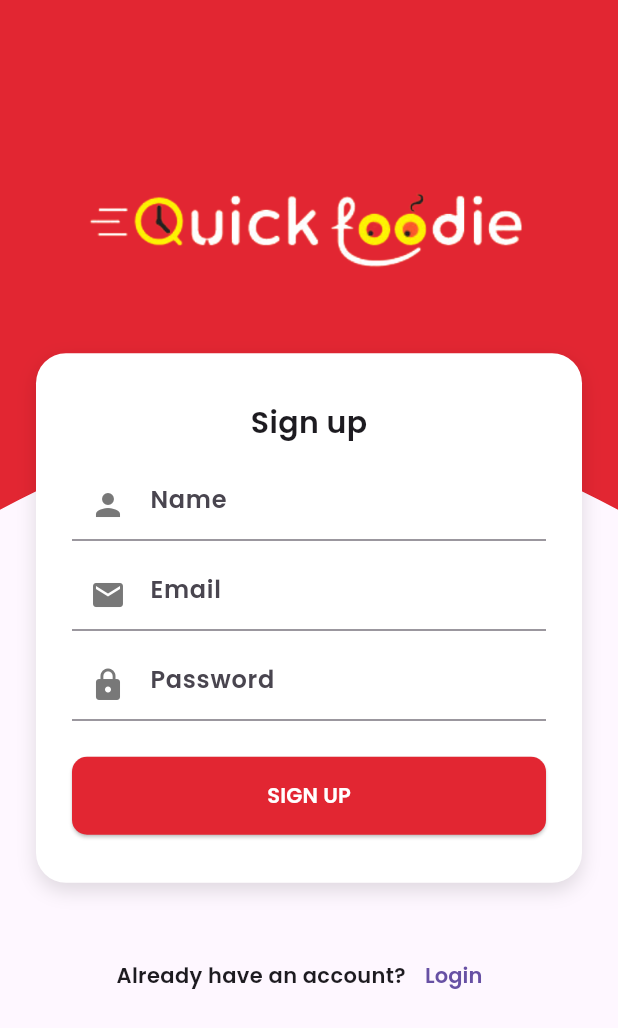
After one commit to mohamedabdelaziz55/restaurant-task, a Flutter app: the SignUp screen opened by its route, on a phone screen of 412 x 824 dp. The commit adds this screen. Shown: the top 1028 px of the screen. Run offline on Flutter 3.47's test engine with Material 3 defaults, Android fonts, the phone set to English and light mode, and no system bars; our stand-ins replace firebase_core, go_router; accounts and stored records are empty.

Commit message:
finish signUp

```diff
--- a/lib/core/routes/app_route.dart
+++ b/lib/core/routes/app_route.dart
@@ -1,11 +1,15 @@
 import 'package:go_router/go_router.dart';
+import 'package:res_task/features/auth/presentation/pages/login.dart';
 
 import '../../features/OnBoard/presentation/page/on_boarding_screen.dart';
+import '../../features/auth/presentation/pages/sign_up.dart';
 import '../../features/home/presentation/pages/home_page/home_page.dart';
 
 abstract class AppRouter {
   static const kOnBoarding = '/';
   static const kHomePage = '/home';
+  static const kSignUp = '/signUp';
+  static const kLogin = '/login';
 
   static final router = GoRouter(
     initialLocation: kOnBoarding,
@@ -13,10 +17,16 @@ abstract class AppRouter {
       GoRoute(
         path: kOnBoarding,
         builder: (context, state) => const OnBoardingScreen(),
+      ),GoRoute(
+        path: kSignUp,
+        builder: (context, state) => const SignUp(),
       ),
       GoRoute(
         path: kHomePage,
         builder: (context, state) => const HomePage(),
+      ),GoRoute(
+        path: kLogin,
+        builder: (context, state) => const Login(),
       ),
     ],
   );
--- a/lib/core/utils/assets.dart
+++ b/lib/core/utils/assets.dart
@@ -3,4 +3,5 @@ class AssetsData {
   static const iceCream = 'assets/images/ice-cream.png';
   static const salad = 'assets/images/salad.png';
   static const pizza = 'assets/images/pizza.png';
+  static const logo = 'assets/images/logo.png';
 }
--- a/lib/features/OnBoard/presentation/page/on_boarding_screen.dart
+++ b/lib/features/OnBoard/presentation/page/on_boarding_screen.dart
@@ -95,7 +95,7 @@ class _OnBoardingScreenState extends State<OnBoardingScreen> {
                   ),
                   onPressed: () {
                     if (_currentIndex == onBoardData.length - 1) {
-                      GoRouter.of(context).pushReplacement(AppRouter.kHomePage);
+                      GoRouter.of(context).pushReplacement(AppRouter.kSignUp);
                     } else {
                       _pageController.nextPage(
                         duration: const Duration(milliseconds: 300),
--- /dev/null
+++ b/lib/features/auth/presentation/pages/sign_up.dart
@@ -0,0 +1,15 @@
+import 'package:flutter/material.dart';
+import '../widgets/sign_up/sign_up_body.dart';
+
+class SignUp extends StatelessWidget {
+  const SignUp({super.key});
+
+  @override
+  Widget build(BuildContext context) {
+
+
+    return Scaffold(
+      body: SignUpBody(),
+    );
+  }
+}
--- /dev/null
+++ b/lib/features/auth/presentation/widgets/sign_up/custom_text_field.dart
@@ -0,0 +1,21 @@
+import 'package:flutter/material.dart';
+
+import '../../../../../core/utils/app_colors.dart';
+
+class CustomTextField extends StatelessWidget {
+  final String hint;
+  final IconData icon;
+
+  const CustomTextField({super.key, required this.hint, required this.icon});
+
+  @override
+  Widget build(BuildContext context) {
+    return TextField(
+      decoration: InputDecoration(
+        hintText: hint,
+        prefixIcon: Icon(icon, color: AppColors.gray),
+        border: const UnderlineInputBorder(),
+      ),
+    );
+  }
+}
--- /dev/null
+++ b/lib/features/auth/presentation/widgets/sign_up/sign_up_body.dart
@@ -0,0 +1,134 @@
+import 'package:flutter/material.dart';
+import 'package:go_router/go_router.dart';
+
+import '../../../../../core/routes/app_route.dart';
+import '../../../../../core/utils/app_colors.dart';
+import '../../../../../core/utils/styles.dart';
+import '../sign_up/custom_text_field.dart';
+
+class SignUpBody extends StatelessWidget {
+  const SignUpBody({super.key});
+
+  @override
+  Widget build(BuildContext context) {
+    final size = MediaQuery.of(context).size;
+
+    return Stack(
+      children: [Image.asset(
+        'assets/images/logo.png',
+        height: 65,
+      ),
+        ClipPath(
+          clipper: TopWaveClipper(),
+          child: Container(
+            height: size.height * 0.55,
+            width: size.width,
+            color: AppColors.pColor,
+            child: Padding(
+              padding: const EdgeInsets.only(bottom: 150.0),
+              child: Center(
+                child: Image.asset(
+                  'assets/images/logo.png',
+                  height: 65,
+                ),
+              ),
+            ),
+          ),
+        ),
+
+        // White Card
+        Align(
+          alignment: Alignment.center,
+          child: Padding(
+            padding: const EdgeInsets.symmetric(horizontal: 24),
+            child: Container(
+              padding: const EdgeInsets.symmetric(horizontal: 24, vertical: 32),
+              decoration: BoxDecoration(
+                color: Colors.white,
+                borderRadius: BorderRadius.circular(20),
+                boxShadow: [
+                  BoxShadow(
+                    color: Colors.black12,
+                    blurRadius: 10,
+                    offset: Offset(0, 5),
+                  )
+                ],
+              ),
+              child: Column(
+                mainAxisSize: MainAxisSize.min,
+                children: [
+                  Text("Sign up", style: Styles.textStyle20bold),
+                  const SizedBox(height: 16),
+                  CustomTextField(hint: "Name", icon: Icons.person),
+                  const SizedBox(height: 12),
+                  CustomTextField(hint: "Email", icon: Icons.email),
+                  const SizedBox(height: 12),
+                  CustomTextField(hint: "Password", icon: Icons.lock),
+                  const SizedBox(height: 24),
+                  SizedBox(
+                    width: double.infinity,
+                    child: ElevatedButton(
+                      onPressed: () {},
+                      style: ElevatedButton.styleFrom(
+                        backgroundColor: AppColors.pColor,
+                        padding: const EdgeInsets.symmetric(vertical: 16),
+                        shape: RoundedRectangleBorder(
+                          borderRadius: BorderRadius.circular(10),
+                        ),
+                      ),
+                      child: const Text("SIGN UP", style: TextStyle(color: Colors.white)),
+                    ),
+                  ),
+                ],
+              ),
+            ),
+          ),
+        ),
+
+        // Bottom Text
+        Positioned(
+          bottom: 150,
+          left: 0,
+          right: 0,
+          child: Row(
+            mainAxisAlignment: MainAxisAlignment.center,
+            children: [
+              Text(
+                "Already have an account?",
+                style: Styles.textStyle14,
+              ),
+              TextButton(onPressed: (){ GoRouter.of(context).push(AppRouter.kLogin);}, child: Text('Login'))
+            ],
+          ),
+        )
+      ],
+    );
+  }
+}
+
+
+
+
+
+class TopWaveClipper extends CustomClipper<Path> {
+  @override
+  Path getClip(Size size) {
+    var path = Path();
+    path.lineTo(0, size.height * 0.75);
+
+    path.quadraticBezierTo(
+      size.width / 2,
+      size.height * 0.5,
+      size.width,
+      size.height * 0.75,
+    );
+
+    path.lineTo(size.width, 0);
+    path.close();
+
+    return path;
+  }
+
+  @override
+  bool shouldReclip(covariant CustomClipper<Path> oldClipper) => false;
+}
--- a/lib/main.dart
+++ b/lib/main.dart
@@ -1,6 +1,5 @@
 import 'package:flutter/material.dart';
 import 'package:firebase_core/firebase_core.dart';
-import 'package:go_router/go_router.dart';
 import 'package:res_task/core/constants/constants.dart';
 import 'package:res_task/core/utils/app_colors.dart';
 import 'package:res_task/core/utils/styles.dart';
```
